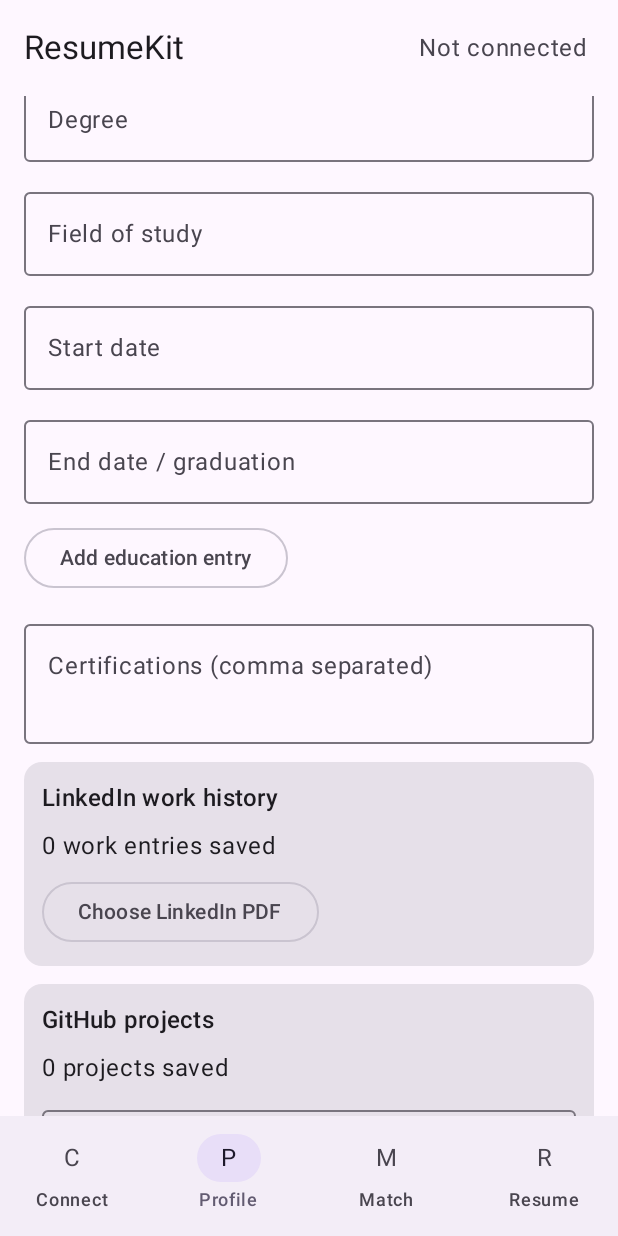
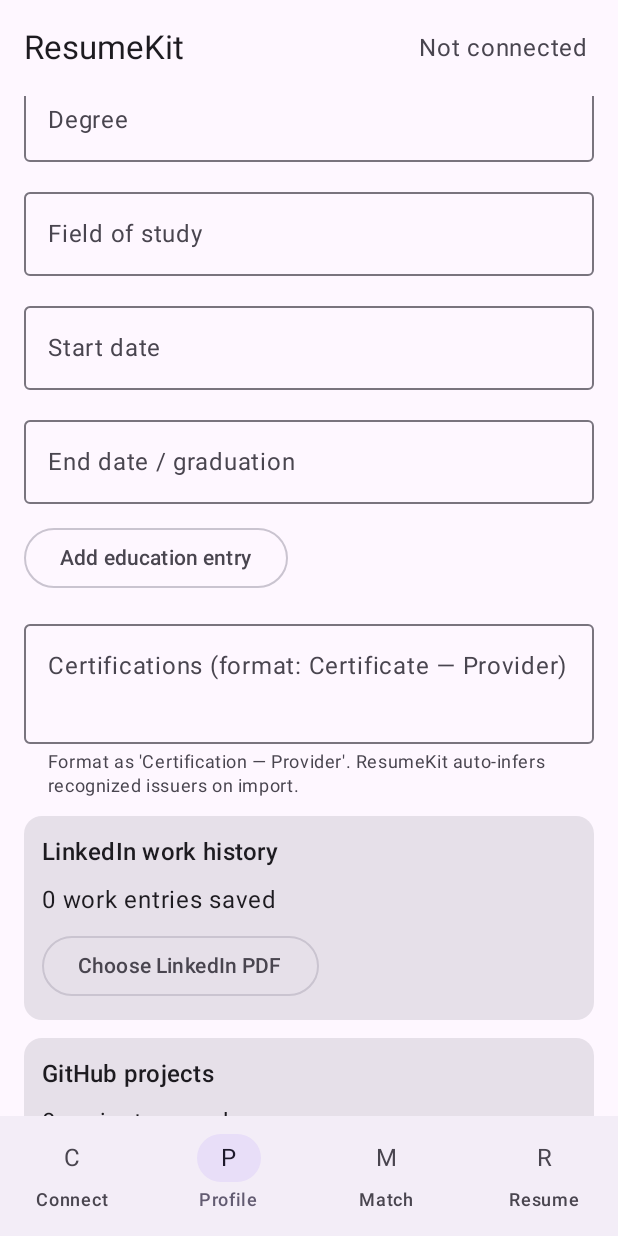
Before and after one commit to Gopalkholade/Resumekit-client, an Android app built with Jetpack Compose: the screen it shows after launch (MainActivity), item 2 of the bottom bar chosen, scrolled down 952 dp, on a phone screen of 412 x 824 dp. Run offline under Robolectric (Android 15) with nearby library versions, the phone set to English and light mode, and no system bars; libraries missing offline, so code that uses them is left out: com.google.crypto.tink.

Commit message:
feat(android): enhance certifications field with clear provider formatting guidance and examples

```diff
--- a/android/app/src/main/java/com/resumekit/android/MainActivity.kt
+++ b/android/app/src/main/java/com/resumekit/android/MainActivity.kt
@@ -455,7 +455,9 @@ private fun ProfileScreen(
         OutlinedTextField(
             value = state.certificationsText,
             onValueChange = viewModel::updateCertifications,
-            label = { Text("Certifications (comma separated)") },
+            label = { Text("Certifications (format: Certificate — Provider)") },
+            placeholder = { Text("e.g. SQL (Basic) — HackerRank, AWS Cloud Practitioner — AWS") },
+            supportingText = { Text("Format as 'Certification — Provider'. ResumeKit auto-infers recognized issuers on import.") },
             minLines = 2,
             modifier = Modifier.fillMaxWidth(),
         )
```
